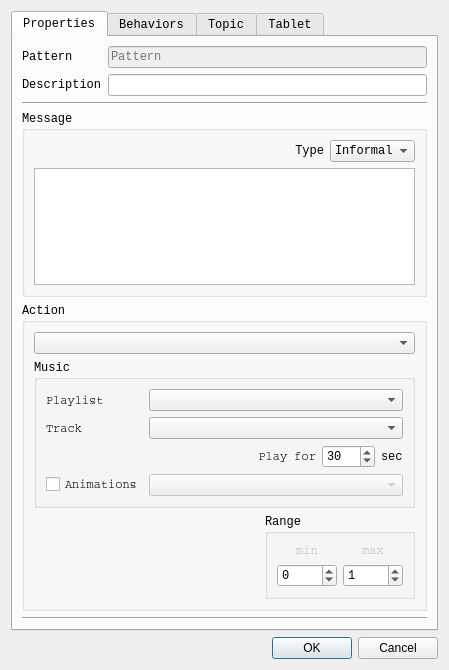
Above: interaction_manager/ui/editblockdialog.ui from ES-TUDelft/robot-interaction-tool before the change. Below: the same form after it.
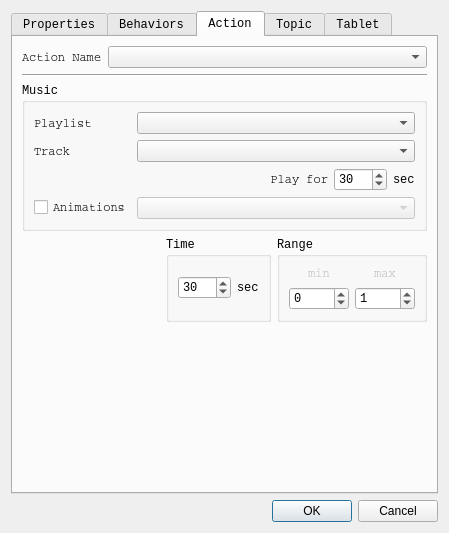
That is the form after the change. The open tabs and pages were chosen to show the change.

Commit message:
Updated animations and UIs
- updated animations to provide a list (instead of dict)
- added wait command
- added wait mode when executing the interaction
- tested and fixed running animations on the robot
- updated block editing
- removed unnecessary files
-

What changed in the file:
```diff
--- a/interaction_manager/ui/editblockdialog.ui
+++ b/interaction_manager/ui/editblockdialog.ui
@@ -7,7 +7,7 @@
     <x>0</x>
     <y>0</y>
     <width>449</width>
-    <height>670</height>
+    <height>533</height>
    </rect>
   </property>
   <property name="sizePolicy">
@@ -32,7 +32,17 @@
    <string>Edit Block</string>
   </property>
   <layout class="QGridLayout" name="gridLayout_11">
-   <item row="0" column="0">
+   <item row="2" column="0">
+    <widget class="QDialogButtonBox" name="buttonBox">
+     <property name="orientation">
+      <enum>Qt::Horizontal</enum>
+     </property>
+     <property name="standardButtons">
+      <set>QDialogButtonBox::Cancel|QDialogButtonBox::Ok</set>
+     </property>
+    </widget>
+   </item>
+   <item row="1" column="0">
     <widget class="QTabWidget" name="tabWidget">
      <property name="enabled">
       <bool>true</bool>
@@ -54,281 +64,6 @@
       <layout class="QGridLayout" name="gridLayout_24">
        <item row="0" column="0">
         <layout class="QGridLayout" name="gridLayout_13">
-         <item row="0" column="0">
-          <layout class="QGridLayout" name="gridLayout_2">
-           <item row="1" column="1">
-            <widget class="QLineEdit" name="blockDescriptionLineEdit"/>
-           </item>
-           <item row="1" column="0">
-            <widget class="QLabel" name="label_14">
-             <property name="font">
-              <font>
-               <family>Courier New</family>
-              </font>
-             </property>
-             <property name="text">
-              <string>Description</string>
-             </property>
-            </widget>
-           </item>
-           <item row="0" column="0">
-            <widget class="QLabel" name="label_2">
-             <property name="sizePolicy">
-              <sizepolicy hsizetype="Fixed" vsizetype="Preferred">
-               <horstretch>0</horstretch>
-               <verstretch>0</verstretch>
-              </sizepolicy>
-             </property>
-             <property name="font">
-              <font>
-               <family>Courier New</family>
-              </font>
-             </property>
-             <property name="text">
-              <string>Pattern</string>
-             </property>
-            </widget>
-           </item>
-           <item row="0" column="1">
-            <widget class="QLineEdit" name="patternLineEdit">
-             <property name="enabled">
-              <bool>false</bool>
-             </property>
-             <property name="placeholderText">
-              <string>Pattern</string>
-             </property>
-            </widget>
-           </item>
-          </layout>
-         </item>
-         <item row="3" column="0">
-          <widget class="QGroupBox" name="actionGroupBox">
-           <property name="title">
-            <string>Action</string>
-           </property>
-           <layout class="QGridLayout" name="gridLayout_8">
-            <item row="0" column="0">
-             <widget class="QComboBox" name="actionComboBox"/>
-            </item>
-            <item row="1" column="0">
-             <layout class="QGridLayout" name="gridLayout_12">
-              <item row="1" column="0">
-               <spacer name="horizontalSpacer_2">
-                <property name="orientation">
-                 <enum>Qt::Horizontal</enum>
-                </property>
-                <property name="sizeHint" stdset="0">
-                 <size>
-                  <width>40</width>
-                  <height>20</height>
-                 </size>
-                </property>
-               </spacer>
-              </item>
-              <item row="1" column="1">
-               <widget class="QGroupBox" name="rangeGroupBox">
-                <property name="title">
-                 <string>Range</string>
-                </property>
-                <layout class="QGridLayout" name="gridLayout_17">
-                 <item row="1" column="0">
-                  <widget class="QSpinBox" name="rangeMinSpinBox">
-                   <property name="enabled">
-                    <bool>true</bool>
-                   </property>
-                   <property name="minimum">
-                    <number>-250</number>
-                   </property>
-                   <property name="maximum">
-                    <number>249</number>
-                   </property>
-                  </widget>
-                 </item>
-                 <item row="1" column="1">
-                  <widget class="QSpinBox" name="rangeMaxSpinBox">
-                   <property name="enabled">
-                    <bool>true</bool>
-                   </property>
-                   <property name="minimum">
-                    <number>-249</number>
-                   </property>
-                   <property name="maximum">
-                    <number>250</number>
-                   </property>
-                   <property name="value">
-                    <number>1</number>
-                   </property>
-                  </widget>
-                 </item>
-                 <item row="0" column="1">
-                  <widget class="QLabel" name="label_17">
-                   <property name="enabled">
-                    <bool>false</bool>
-                   </property>
-                   <property name="font">
-                    <font>
-                     <family>Courier</family>
-                    </font>
-                   </property>
-                   <property name="text">
-                    <string>max</string>
-                   </property>
-                   <property name="alignment">
-                    <set>Qt::AlignCenter</set>
-                   </property>
-                  </widget>
-                 </item>
-                 <item row="0" column="0">
-                  <widget class="QLabel" name="label_21">
-                   <property name="enabled">
-                    <bool>false</bool>
-                   </property>
-                   <property name="font">
-                    <font>
-                     <family>Courier</family>
-                    </font>
-                   </property>
-                   <property name="text">
-                    <string>min</string>
-                   </property>
-                   <property name="alignment">
-                    <set>Qt::AlignCenter</set>
-                   </property>
-                  </widget>
-                 </item>
-                </layout>
-               </widget>
-              </item>
-              <item row="0" column="0" colspan="2">
-               <widget class="QGroupBox" name="musicGroupBox">
-                <property name="title">
-                 <string>Music</string>
-                </property>
-                <layout class="QGridLayout" name="gridLayout_23">
-                 <item row="0" column="0">
-                  <layout class="QGridLayout" name="gridLayout_18">
-                   <item row="3" column="0">
-                    <widget class="QCheckBox" name="animationsCheckBox">
-                     <property name="font">
-                      <font>
-                       <family>Courier</family>
-                      </font>
-                     </property>
-                     <property name="text">
-                      <string>Animations</string>
-                     </property>
-                    </widget>
-                   </item>
-                   <item row="2" column="2">
-                    <widget class="QSpinBox" name="playTimeSpinBox">
-                     <property name="sizePolicy">
-                      <sizepolicy hsizetype="Fixed" vsizetype="Preferred">
-                       <horstretch>0</horstretch>
-                       <verstretch>0</verstretch>
-                      </sizepolicy>
-                     </property>
-                     <property name="minimum">
-                      <number>-1</number>
-                     </property>
-                     <property name="maximum">
-                      <number>500</number>
-                     </property>
-                     <property name="singleStep">
-                      <number>5</number>
-                     </property>
-                     <property name="value">
-                      <number>30</number>
-                     </property>
-                    </widget>
-                   </item>
-                   <item row="0" column="0">
-                    <widget class="QLabel" name="label_16">
-                     <property name="sizePolicy">
-                      <sizepolicy hsizetype="Fixed" vsizetype="Preferred">
-                       <horstretch>0</horstretch>
-                       <verstretch>0</verstretch>
-                      </sizepolicy>
-                     </property>
-                     <property name="font">
-                      <font>
-                       <family>Courier</family>
-                      </font>
-                     </property>
-                     <property name="text">
-                      <string>Playlist</string>
-                     </property>
-                    </widget>
-                   </item>
-                   <item row="2" column="0" colspan="2">
-                    <widget class="QLabel" name="label_23">
-                     <property name="font">
-                      <font>
-                       <family>Courier</family>
-                      </font>
-                     </property>
-                     <property name="text">
-                      <string>Play for</string>
-                     </property>
-                     <property name="alignment">
-                      <set>Qt::AlignRight|Qt::AlignTrailing|Qt::AlignVCenter</set>
-                     </property>
-                    </widget>
-                   </item>
-                   <item row="1" column="0">
-                    <widget class="QLabel" name="label_22">
-                     <property name="font">
-                      <font>
-                       <family>Courier</family>
-                      </font>
-                     </property>
-                     <property name="text">
-                      <string>Track</string>
-                     </property>
-                    </widget>
-                   </item>
-                   <item row="2" column="3">
-                    <widget class="QLabel" name="label_24">
-                     <property name="sizePolicy">
-                      <sizepolicy hsizetype="Fixed" vsizetype="Preferred">
-                       <horstretch>0</horstretch>
-                       <verstretch>0</verstretch>
-                      </sizepolicy>
-                     </property>
-                     <property name="text">
-                      <string>sec</string>
-                     </property>
-                    </widget>
-                   </item>
-                   <item row="0" column="1" colspan="3">
-                    <widget class="QComboBox" name="playlistComboBox"/>
-                   </item>
-                   <item row="1" column="1" colspan="3">
-                    <widget class="QComboBox" name="tracksComboBox"/>
-                   </item>
-                   <item row="3" column="1" colspan="3">
-                    <widget class="QComboBox" name="animationsComboBox">
-                     <property name="enabled">
-                      <bool>false</bool>
-                     </property>
-                    </widget>
-                   </item>
-                  </layout>
-                 </item>
-                </layout>
-               </widget>
-              </item>
-             </layout>
-            </item>
-           </layout>
-          </widget>
-         </item>
-         <item row="4" column="0">
-          <widget class="Line" name="line_9">
-           <property name="orientation">
-            <enum>Qt::Horizontal</enum>
-           </property>
-          </widget>
-         </item>
          <item row="1" column="0">
           <widget class="Line" name="line_10">
            <property name="orientation">
@@ -400,6 +135,60 @@
            </layout>
           </widget>
          </item>
+         <item row="3" column="0">
+          <widget class="Line" name="line_9">
+           <property name="orientation">
+            <enum>Qt::Horizontal</enum>
+           </property>
+          </widget>
+         </item>
+         <item row="0" column="0">
+          <layout class="QGridLayout" name="gridLayout_2">
+           <item row="1" column="1">
+            <widget class="QLineEdit" name="blockDescriptionLineEdit"/>
+           </item>
+           <item row="1" column="0">
+            <widget class="QLabel" name="label_14">
+             <property name="font">
+              <font>
+               <family>Courier New</family>
+              </font>
+             </property>
+             <property name="text">
+              <string>Description</string>
+             </property>
+            </widget>
+           </item>
+           <item row="0" column="0">
+            <widget class="QLabel" name="label_2">
+             <property name="sizePolicy">
+              <sizepolicy hsizetype="Fixed" vsizetype="Preferred">
+               <horstretch>0</horstretch>
+               <verstretch>0</verstretch>
+              </sizepolicy>
+             </property>
+             <property name="font">
+              <font>
+               <family>Courier New</family>
+              </font>
+             </property>
+             <property name="text">
+              <string>Pattern</string>
+             </property>
+            </widget>
+           </item>
+           <item row="0" column="1">
+            <widget class="QLineEdit" name="patternLineEdit">
+             <property name="enabled">
+              <bool>false</bool>
+             </property>
+             <property name="placeholderText">
+              <string>Pattern</string>
+             </property>
+            </widget>
+           </item>
+          </layout>
+         </item>
         </layout>
        </item>
        <item row="1" column="0">
@@ -504,6 +293,296 @@
        </item>
       </layout>
      </widget>
+     <widget class="QWidget" name="actionTab">
+      <attribute name="title">
+       <string>Action</string>
+      </attribute>
+      <layout class="QGridLayout" name="gridLayout_8">
+       <item row="0" column="0">
+        <layout class="QGridLayout" name="gridLayout_30">
+         <item row="3" column="0">
+          <spacer name="horizontalSpacer_3">
+           <property name="orientation">
+            <enum>Qt::Horizontal</enum>
+           </property>
+           <property name="sizeHint" stdset="0">
+            <size>
+             <width>40</width>
+             <height>20</height>
+            </size>
+           </property>
+          </spacer>
+         </item>
+         <item row="2" column="0" colspan="3">
+          <widget class="QGroupBox" name="musicGroupBox">
+           <property name="title">
+            <string>Music</string>
+           </property>
+           <layout class="QGridLayout" name="gridLayout_28">
+            <item row="0" column="0">
+             <layout class="QGridLayout" name="gridLayout_29">
+              <item row="3" column="0">
+               <widget class="QCheckBox" name="animationsCheckBox">
+                <property name="font">
+                 <font>
+                  <family>Courier</family>
+                 </font>
+                </property>
+                <property name="text">
+                 <string>Animations</string>
+                </property>
+               </widget>
+              </item>
+              <item row="2" column="2">
+               <widget class="QSpinBox" name="playTimeSpinBox">
+                <property name="sizePolicy">
+                 <sizepolicy hsizetype="Fixed" vsizetype="Preferred">
+                  <horstretch>0</horstretch>
+                  <verstretch>0</verstretch>
+                 </sizepolicy>
+                </property>
+                <property name="minimum">
+                 <number>-1</number>
+                </property>
+                <property name="maximum">
+                 <number>500</number>
+                </property>
+                <property name="singleStep">
+                 <number>5</number>
+                </property>
+                <property name="value">
+                 <number>30</number>
+                </property>
+               </widget>
+              </item>
+              <item row="0" column="0">
+               <widget class="QLabel" name="label_27">
+                <property name="sizePolicy">
+                 <sizepolicy hsizetype="Fixed" vsizetype="Preferred">
+                  <horstretch>0</horstretch>
+                  <verstretch>0</verstretch>
+                 </sizepolicy>
+                </property>
+                <property name="font">
+                 <font>
+                  <family>Courier</family>
+                 </font>
+                </property>
+                <property name="text">
+                 <string>Playlist</string>
+                </property>
+               </widget>
+              </item>
+              <item row="2" column="0" colspan="2">
+               <widget class="QLabel" name="label_28">
+                <property name="font">
+                 <font>
+                  <family>Courier</family>
+                 </font>
+                </property>
+                <property name="text">
+                 <string>Play for</string>
+                </property>
+                <property name="alignment">
+                 <set>Qt::AlignRight|Qt::AlignTrailing|Qt::AlignVCenter</set>
+                </property>
+               </widget>
+              </item>
+              <item row="1" column="0">
+               <widget class="QLabel" name="label_29">
+                <property name="font">
+                 <font>
+                  <family>Courier</family>
+                 </font>
+                </property>
+                <property name="text">
+                 <string>Track</string>
+                </property>
+               </widget>
+              </item>
+              <item row="2" column="3">
+               <widget class="QLabel" name="label_30">
+                <property name="sizePolicy">
+                 <sizepolicy hsizetype="Fixed" vsizetype="Preferred">
+                  <horstretch>0</horstretch>
+                  <verstretch>0</verstretch>
+                 </sizepolicy>
+                </property>
+                <property name="text">
+                 <string>sec</string>
+                </property>
+               </widget>
+              </item>
+              <item row="0" column="1" colspan="3">
+               <widget class="QComboBox" name="playlistComboBox"/>
+              </item>
+              <item row="1" column="1" colspan="3">
+               <widget class="QComboBox" name="tracksComboBox"/>
+              </item>
+              <item row="3" column="1" colspan="3">
+               <widget class="QComboBox" name="animationsComboBox">
+                <property name="enabled">
+                 <bool>false</bool>
+                </property>
+               </widget>
+              </item>
+             </layout>
+            </item>
+           </layout>
+          </widget>
+         </item>
+         <item row="3" column="1">
+          <widget class="QGroupBox" name="timeGroupBox">
+           <property name="title">
+            <string>Time</string>
+           </property>
+           <layout class="QGridLayout" name="gridLayout_12">
+            <item row="0" column="0">
+             <widget class="QSpinBox" name="timeSpinBox">
+              <property name="maximum">
+               <number>600</number>
+              </property>
+              <property name="singleStep">
+               <number>10</number>
+              </property>
+              <property name="value">
+               <number>30</number>
+              </property>
+             </widget>
+            </item>
+            <item row="0" column="1">
+             <widget class="QLabel" name="label_21">
+              <property name="text">
+               <string>sec</string>
+              </property>
+             </widget>
+            </item>
+           </layout>
+          </widget>
+         </item>
+         <item row="4" column="2">
+          <spacer name="verticalSpacer_4">
+           <property name="orientation">
+            <enum>Qt::Vertical</enum>
+           </property>
+           <property name="sizeHint" stdset="0">
+            <size>
+             <width>20</width>
+             <height>40</height>
+            </size>
+           </property>
+          </spacer>
+         </item>
+         <item row="1" column="0" colspan="3">
+          <widget class="Line" name="line_3">
+           <property name="orientation">
+            <enum>Qt::Horizontal</enum>
+           </property>
+          </widget>
+         </item>
+         <item row="0" column="0" colspan="3">
+          <layout class="QGridLayout" name="gridLayout_17">
+           <item row="0" column="1">
+            <widget class="QComboBox" name="actionComboBox"/>
+           </item>
+           <item row="0" column="0">
+            <widget class="QLabel" name="label_16">
+             <property name="sizePolicy">
+              <sizepolicy hsizetype="Fixed" vsizetype="Preferred">
+               <horstretch>0</horstretch>
+               <verstretch>0</verstretch>
+              </sizepolicy>
+             </property>
+             <property name="font">
+              <font>
+               <family>Courier</family>
+              </font>
+             </property>
+             <property name="text">
+              <string>Action Name</string>
+             </property>
+            </widget>
+           </item>
+          </layout>
+         </item>
+         <item row="3" column="2">
+          <widget class="QGroupBox" name="rangeGroupBox">
+           <property name="title">
+            <string>Range</string>
+           </property>
+           <layout class="QGridLayout" name="gridLayout_27">
+            <item row="1" column="0">
+             <widget class="QSpinBox" name="rangeMinSpinBox">
+              <property name="enabled">
+               <bool>true</bool>
+              </property>
+              <property name="minimum">
+               <number>-250</number>
+              </property>
+              <property name="maximum">
+               <number>249</number>
+              </property>
+             </widget>
+            </item>
+            <item row="1" column="1">
+             <widget class="QSpinBox" name="rangeMaxSpinBox">
+              <property name="enabled">
+               <bool>true</bool>
+              </property>
+              <property name="minimum">
+               <number>-249</number>
+              </property>
+              <property name="maximum">
+               <number>250</number>
+              </property>
+              <property name="value">
+               <number>1</number>
+              </property>
+             </widget>
+            </item>
+            <item row="0" column="1">
+             <widget class="QLabel" name="label_25">
+              <property name="enabled">
+               <bool>false</bool>
+              </property>
+              <property name="font">
+               <font>
+                <family>Courier</family>
+               </font>
+              </property>
+              <property name="text">
+               <string>max</string>
+              </property>
+              <property name="alignment">
+               <set>Qt::AlignCenter</set>
+              </property>
+             </widget>
+            </item>
+            <item row="0" column="0">
+             <widget class="QLabel" name="label_26">
+              <property name="enabled">
+               <bool>false</bool>
+              </property>
+              <property name="font">
+               <font>
+                <family>Courier</family>
+               </font>
+              </property>
+              <property name="text">
+               <string>min</string>
+              </property>
+              <property name="alignment">
+               <set>Qt::AlignCenter</set>
+              </property>
+             </widget>
+            </item>
+           </layout>
+          </widget>
+         </item>
+        </layout>
+       </item>
+      </layout>
+     </widget>
      <widget class="QWidget" name="topicTab">
       <attribute name="title">
        <string>Topic</string>
@@ -1067,16 +1146,6 @@
      </widget>
     </widget>
    </item>
-   <item row="1" column="0">
-    <widget class="QDialogButtonBox" name="buttonBox">
-     <property name="orientation">
-      <enum>Qt::Horizontal</enum>
-     </property>
-     <property name="standardButtons">
-      <set>QDialogButtonBox::Cancel|QDialogButtonBox::Ok</set>
-     </property>
-    </widget>
-   </item>
   </layout>
  </widget>
  <resources/>
```
Left out of the diff: 20 changed lines with no effect on the pictures. The commit also changes 24 other files.
